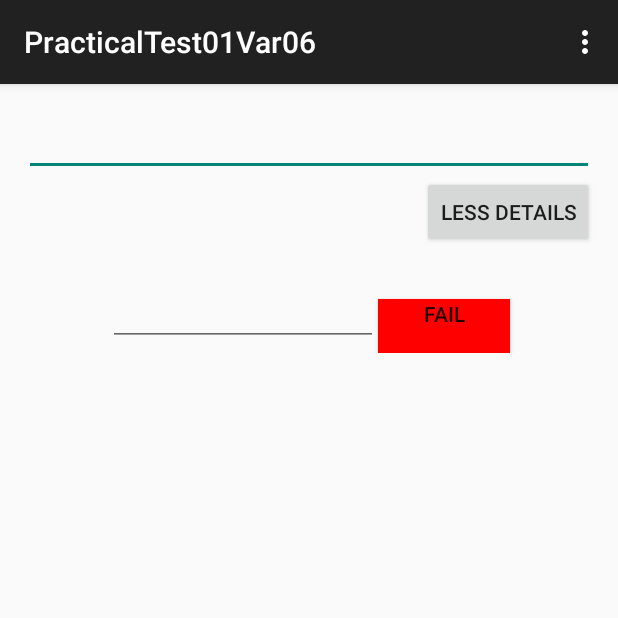
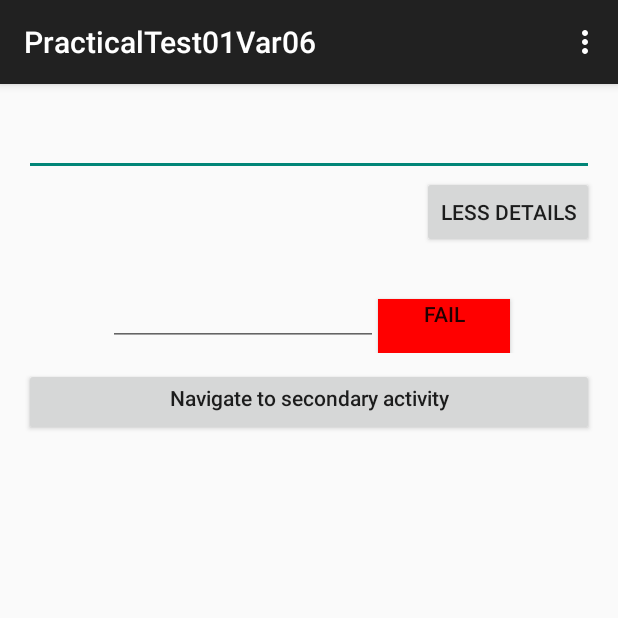
Before and after one commit to constantintonu/PracticalTest01Var06, an Android app: the screen it shows after launch (PracticalTest01Var06MainActivity), on a phone screen of 412 x 824 dp, the top half of it. Run offline under Robolectric (Android 15) with nearby library versions, the phone set to English and light mode, and no system bars.

Commit message:
"added navigate to secondary activity" button

```diff
--- a/PracticalTest01Var06/app/src/main/res/layout/activity_practical_test01_var06_main.xml
+++ b/PracticalTest01Var06/app/src/main/res/layout/activity_practical_test01_var06_main.xml
@@ -57,4 +57,16 @@
 
     </LinearLayout>
 
+
+    <Button
+        android:id="@+id/navigate"
+        android:layout_width="fill_parent"
+        android:layout_height="45dp"
+        android:inputType="text"
+        android:layout_below="@+id/laytwo"
+        android:gravity="center_horizontal"
+
+        android:text="Navigate to secondary activity"
+        />
+
 </RelativeLayout>
```
